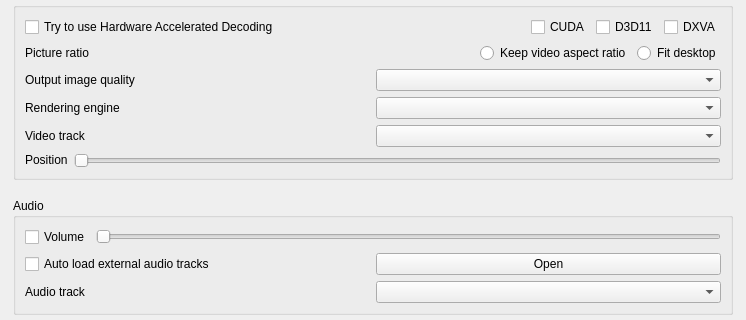
First picture: the form in src/forms/preferencesdialog.ui, repository wangwenx190/dynamic-desktop, before the edit; both pictures show x 0 to 746 and y 317 to 637 of the 746 by 855 pixel window.
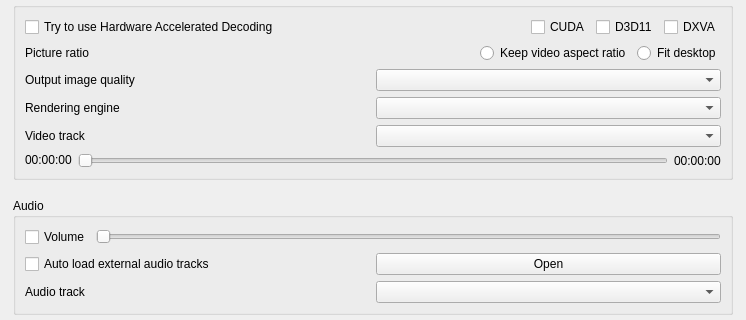
Second picture: the form after the edit. Icons and pictures are not drawn. Custom widgets are drawn as their Qt base class.

Commit message: Make volume change more accurate; Added video position and duration labels.

Diff of the .ui file:
```diff
--- a/src/forms/preferencesdialog.ui
+++ b/src/forms/preferencesdialog.ui
@@ -546,7 +546,7 @@
            </sizepolicy>
           </property>
           <property name="text">
-           <string>Position</string>
+           <string>00:00:00</string>
           </property>
          </widget>
         </item>
@@ -560,6 +560,13 @@
           </property>
          </widget>
         </item>
+        <item>
+         <widget class="QLabel" name="label_video_duration">
+          <property name="text">
+           <string>00:00:00</string>
+          </property>
+         </widget>
+        </item>
        </layout>
       </item>
      </layout>
```
The commit also changes 8 other files.
